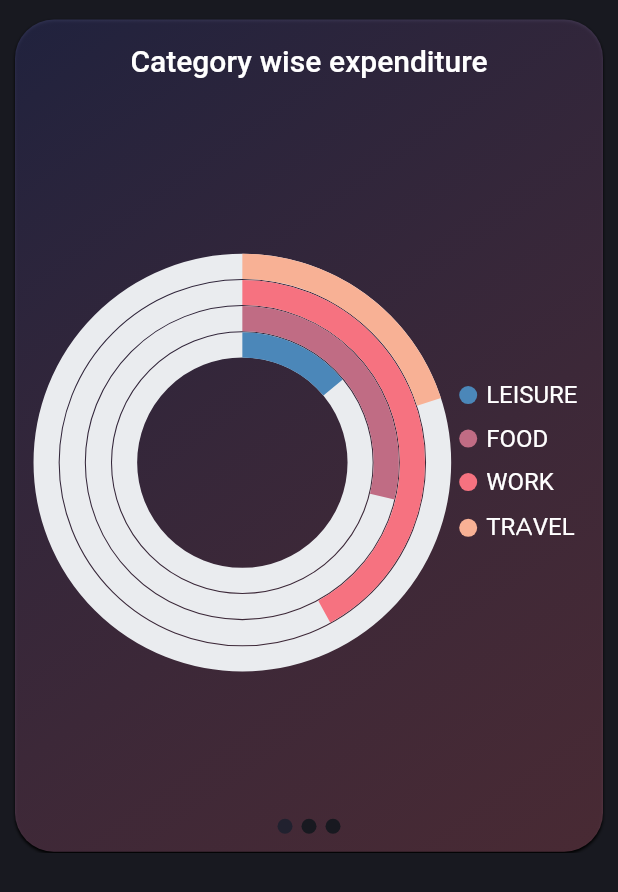
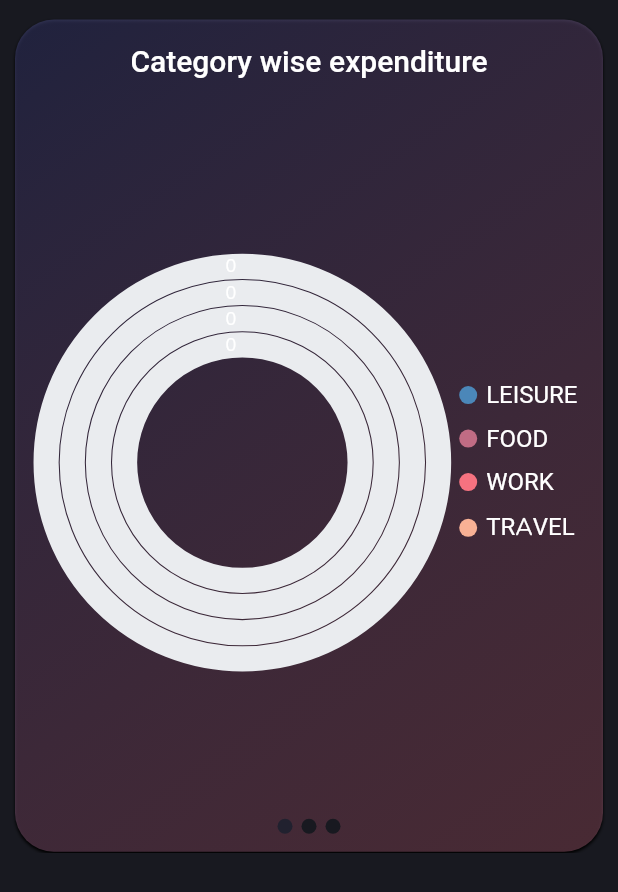
Before and after one commit to Ravi-Maurya74/Savio, a Flutter app: the inDepthVisualization screen opened directly, on a phone screen of 412 x 824 dp. Shown: the top 892 px of the screen. Run offline on Flutter 3.47's test engine with Material 2 defaults, Android fonts, the phone set to English and light mode, and no system bars; drawn by our look-alikes of card_swiper; our stand-ins replace adaptive_dialog, firebase_auth, firebase_core, flutter_staggered_animations, google_fonts, google_sign_in and 3 more; accounts and stored records are empty.

Commit message:
Made Radial widget take data from backend

```diff
--- a/lib/utilities/RadialBarChart.dart
+++ b/lib/utilities/RadialBarChart.dart
@@ -1,5 +1,7 @@
+import 'package:exp_man/providers/student.dart';
 import 'package:syncfusion_flutter_charts/charts.dart';
 import 'package:flutter/material.dart';
+import 'package:provider/provider.dart';
 
 class ChartData {
   ChartData(this.category, this.amount);
@@ -16,13 +18,44 @@ class RadialChart extends StatefulWidget {
 
 class _MyWidgetState extends State<RadialChart> {
   @override
+  void initState() {
+    Future.delayed(Duration(seconds: 0));
+    Student student = Provider.of<Student>(context, listen: false);
+    for (var i in student.transactions) {
+      upDateChart(i);
+    }
+    chartData = GetChartData();
+    print('1');
+  }
+
+  void upDateChart(var i) {
+    print(i['category']);
+    if (i['category'] == 'Food')
+      Food += i['amount'];
+    else if (i['category'] == 'Travel')
+      Travel += i['amount'];
+    else if (i['category'] == 'Work')
+      Work += i['amount'];
+    else
+      Leisure += i['amount'];
+  }
+
+  List<ChartData> GetChartData() {
+    return [
+      ChartData('LEISURE', Leisure.toDouble()),
+      ChartData('FOOD', Food.toDouble()),
+      ChartData('WORK', Work.toDouble()),
+      ChartData('TRAVEL', Travel.toDouble())
+    ];
+  }
+
+  List<ChartData> chartData = [];
+  num Leisure = 0;
+  num Food = 0;
+  num Work = 0;
+  num Travel = 0;
+  @override
   Widget build(BuildContext context) {
-    final List<ChartData> chartData = [
-      ChartData('LEISURE', 3500),
-      ChartData('FOOD', 7200),
-      ChartData('WORK', 10500),
-      ChartData('TRAVEL', 5000)
-    ];
     Size size = MediaQuery.of(context).size;
     return Container(
         padding: EdgeInsets.only(top: 5, left: 2, right: 2, bottom: 1),
@@ -67,7 +100,7 @@ class _MyWidgetState extends State<RadialChart> {
               dataSource: chartData,
               cornerStyle: CornerStyle.bothFlat,
               enableTooltip: true,
-              dataLabelSettings: const DataLabelSettings(),
+              dataLabelSettings: DataLabelSettings(isVisible: true),
               xValueMapper: (ChartData data, _) => data.category,
               yValueMapper: (ChartData data, _) => data.amount,
             )
```
